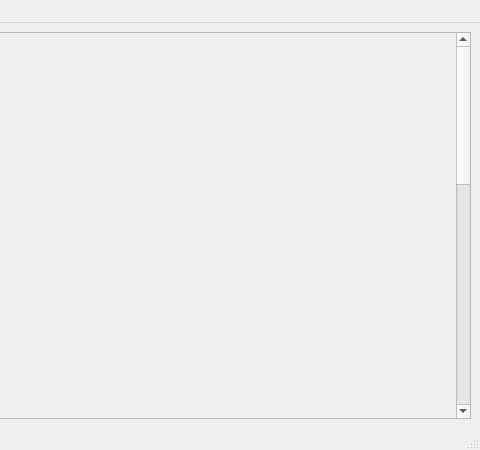
Qt form UI/MainWindow.ui (Cardinal-Designer/show) before a commit; both pictures show x 320 to 800 and y 0 to 450 of the 800 by 450 pixel window.
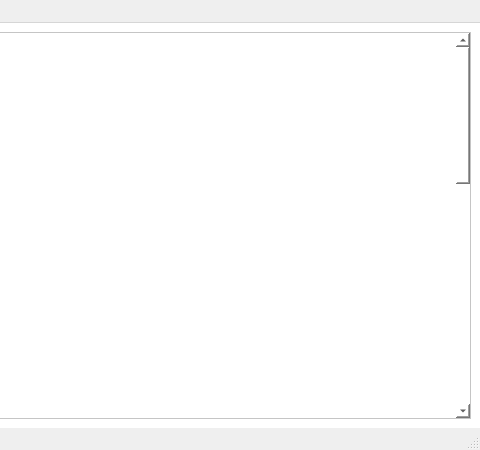
The same form after that commit. Icons and pictures are not drawn.

The edit to the form file:
```diff
--- a/UI/MainWindow.ui
+++ b/UI/MainWindow.ui
@@ -30,6 +30,9 @@
     <normaloff>:/Logo/Share/Logo.png</normaloff>:/Logo/Share/Logo.png</iconset>
   </property>
   <widget class="QWidget" name="centralwidget">
+   <property name="styleSheet">
+    <string notr="true">background-color: rgb(255, 255, 255);</string>
+   </property>
    <layout class="QGridLayout" name="gridLayout">
     <item row="0" column="0">
      <widget class="QScrollArea" name="scrollArea">
```
